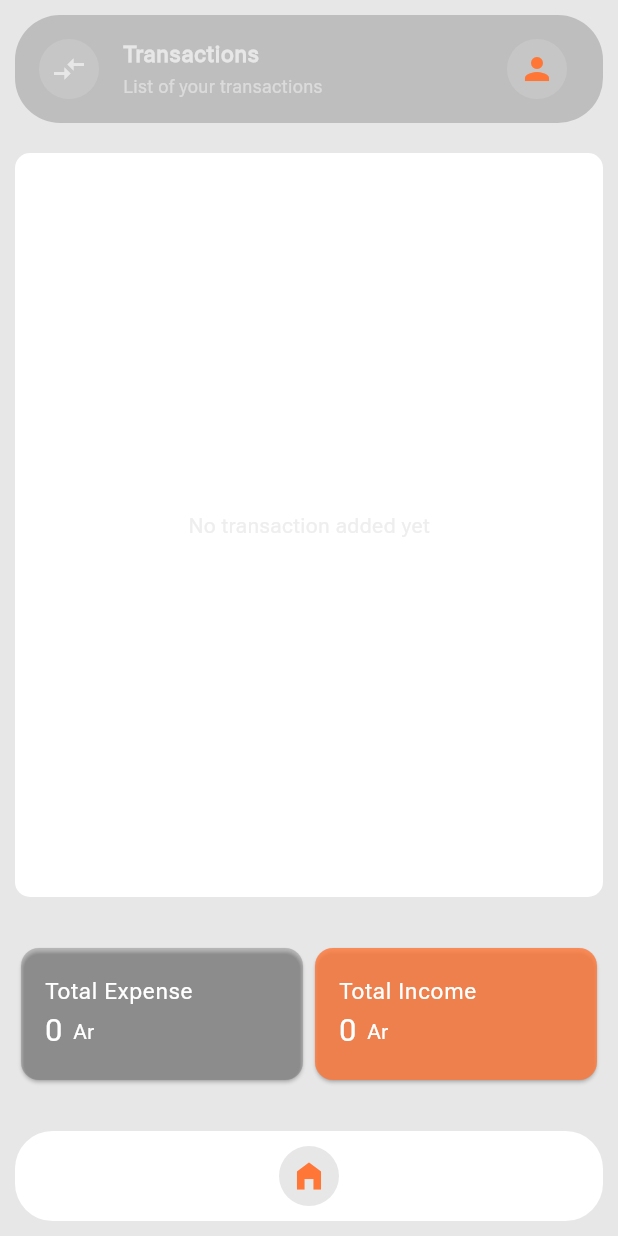
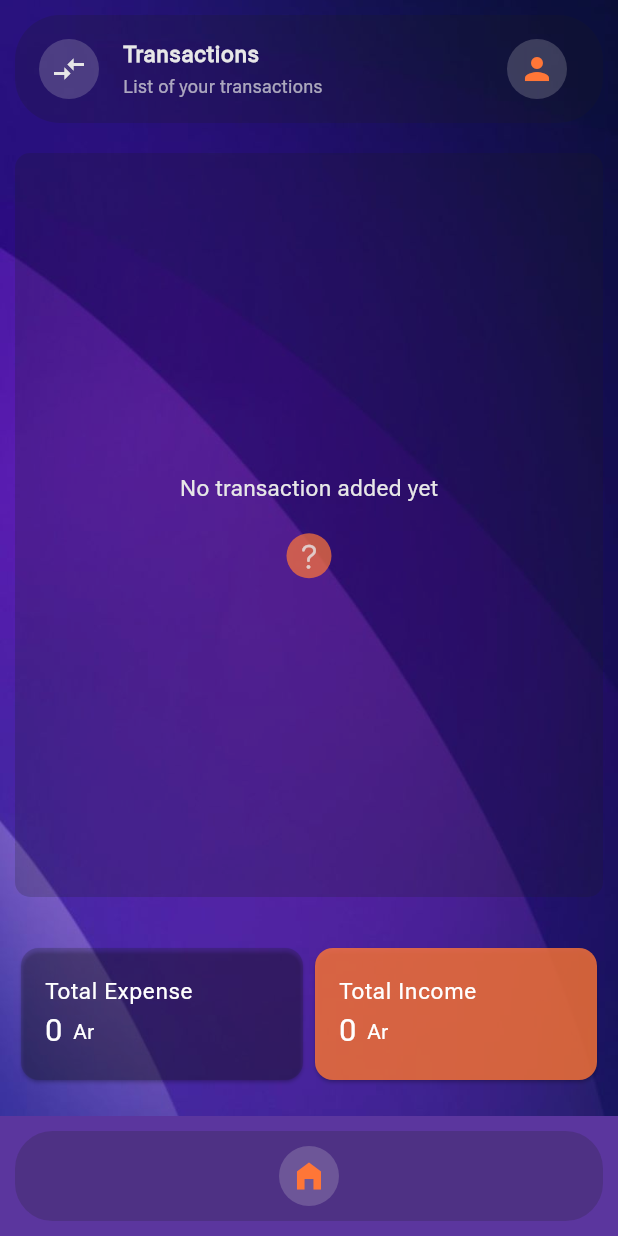
Before and after one commit to tsizehena223/gestia, a Flutter app: the Home screen opened directly, item 2 of the bottom bar chosen, after a tap on the "home filled" icon, after a tap on "View all", on a phone screen of 412 x 824 dp. Run offline on Flutter 3.47's test engine with Material 3 defaults, Android fonts, the phone set to English and light mode, and no system bars; our stand-ins replace fl_chart, flutter_svg, hive, hive_flutter, shared_preferences; accounts and stored records are empty; statements that could not run were skipped.

Commit message:
update ui

```diff
--- a/lib/view/components/list_transaction_history_widget.dart
+++ b/lib/view/components/list_transaction_history_widget.dart
@@ -1,3 +1,4 @@
+import 'package:flutter/cupertino.dart';
 import 'package:flutter/material.dart';
 import 'package:gestia/model/transaction_history.dart';
 import 'package:gestia/service/transaction_history_service.dart';
@@ -35,11 +36,22 @@ class _ListTransactionHistoryWidgetState
             builder: (context, transactions, _) {
               if (transactions.isEmpty) {
                 return Center(
-                  child: Text(
-                    'No transaction added yet',
-                    style: TextStyle(
-                      color: Theme.of(context).disabledColor,
-                    ),
+                  child: Column(
+                    mainAxisAlignment: MainAxisAlignment.center,
+                    children: [
+                      Text(
+                        'No transaction added yet',
+                        style: TextStyle(
+                          color: Theme.of(context).primaryColor,
+                          fontSize: 18,
+                        ),
+                      ),
+                      const SizedBox(height: 20,),
+                      CircleAvatar(
+                        backgroundColor: Theme.of(context).primaryColorDark.withOpacity(.7),
+                        child: Icon(CupertinoIcons.question, color: Theme.of(context).primaryColor.withOpacity(.8),)
+                      ),
+                    ],
                   ),
                 );
               }
--- a/lib/view/components/list_transaction_widget.dart
+++ b/lib/view/components/list_transaction_widget.dart
@@ -1,3 +1,4 @@
+import 'package:flutter/cupertino.dart';
 import 'package:flutter/material.dart';
 import 'package:gestia/main.dart';
 import 'package:gestia/model/transaction.dart';
@@ -120,12 +121,27 @@ class _ListTransactionWidgetState extends State<ListTransactionWidget> {
             builder: (context, transactions, _) {
               if (transactions.isEmpty) {
                 return Center(
-                  child: Text(
-                    'No transaction added yet',
-                    style: TextStyle(color: Theme.of(context).primaryColor.withOpacity(.7)),
+                  child: Column(
+                    mainAxisAlignment: MainAxisAlignment.center,
+                    children: [
+                      Text(
+                        'No transaction added yet',
+                        style: TextStyle(
+                          color: Theme.of(context).primaryColor,
+                          fontSize: 15,
+                        ),
+                      ),
+                      const SizedBox(height: 20,),
+                      CircleAvatar(
+                        radius: 15,
+                        backgroundColor: Theme.of(context).primaryColorDark.withOpacity(.7),
+                        child: Icon(CupertinoIcons.question, color: Theme.of(context).primaryColor.withOpacity(.8), size: 20,)
+                      ),
+                    ],
                   ),
                 );
               }
+
               List<Transaction> transactionList = transactions.values.toList();
 
               return ListView.builder(
--- a/lib/view/pages/transaction_list.dart
+++ b/lib/view/pages/transaction_list.dart
@@ -49,7 +49,15 @@ class _TransactionListPageState extends State<TransactionListPage> {
 
     return Scaffold(
       body: SafeArea(
-        child: SizedBox(
+        child: Stack(
+          children: [
+            Positioned.fill(
+              child: Image.asset(
+                'assets/images/bg.jpeg',
+                fit: BoxFit.cover,
+              ),
+            ),
+            SizedBox(
               width: MediaQuery.sizeOf(context).width,
               height: MediaQuery.sizeOf(context).height,
               child: Column(
@@ -63,7 +71,7 @@ class _TransactionListPageState extends State<TransactionListPage> {
                     child: Container(
                       margin: const EdgeInsets.symmetric(horizontal: 10, vertical: 10),
                       decoration: BoxDecoration(
-                    color: Theme.of(context).primaryColorLight,
+                        color: Theme.of(context).disabledColor.withOpacity(.2),
                         borderRadius: BorderRadius.circular(10),
                       ),
                       child: const ListTransactionWidget(isPreview: false),
@@ -76,15 +84,19 @@ class _TransactionListPageState extends State<TransactionListPage> {
                 ],
               ),
             ),
+          ],
         ),
-      backgroundColor: Theme.of(context).primaryColor,
-      bottomNavigationBar: SizedBox(
+      ),
+      backgroundColor: Theme.of(context).primaryColor.withOpacity(0),
+      bottomNavigationBar: Container(
+        color: const Color.fromARGB(255, 50, 4, 134).withOpacity(.8),
+        child: SizedBox(
           height: 80,
           width: MediaQuery.sizeOf(context).width,
           child: Container(
             margin: const EdgeInsets.all(10),
             decoration: BoxDecoration(
-            color: Colors.white,
+              color: Theme.of(context).disabledColor.withOpacity(.2),
               borderRadius: BorderRadius.circular(25),
             ),
             child: Row(
@@ -95,7 +107,7 @@ class _TransactionListPageState extends State<TransactionListPage> {
                   height: 40,
                   width: 40,
                   decoration: BoxDecoration(
-                  color: Theme.of(context).primaryColor,
+                    color: Theme.of(context).primaryColor.withOpacity(.2),
                     borderRadius: BorderRadius.circular(20),
                   ),
                   child: IconButton(
@@ -115,6 +127,7 @@ class _TransactionListPageState extends State<TransactionListPage> {
             ),
           ),
         ),
+      ),
     );
   }
 }
```
Lines whose indentation alone changed are shown as unchanged.
